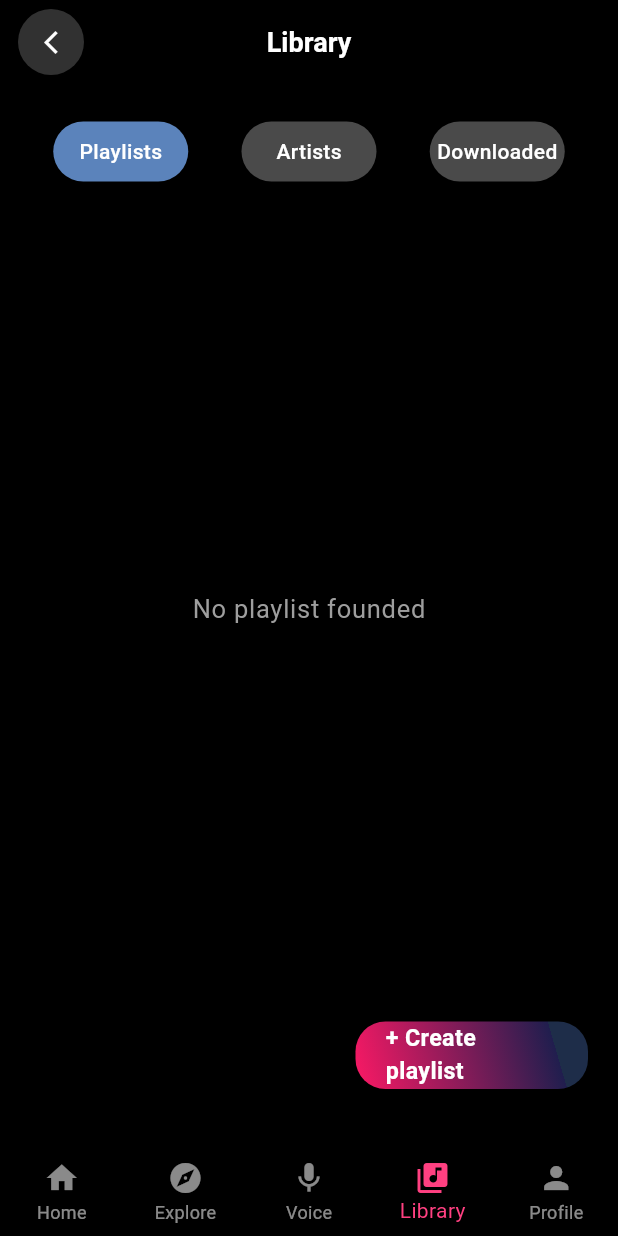
After one commit to JagadishAtelier/soul-square, a Flutter app: the PlaylistScreen screen opened directly, item 4 of the bottom bar chosen, after a tap on the "arrow back ios new" icon, on a phone screen of 412 x 824 dp. The commit adds this screen. Run offline on Flutter 3.47's test engine with Material 3 defaults, Android fonts, the phone set to English and light mode, and no system bars; our stand-ins replace bootstrap_icons.

Commit message:
updated aplay list flow

```diff
--- a/lib/components/bottom_nav.dart
+++ b/lib/components/bottom_nav.dart
@@ -1,6 +1,6 @@
 import 'package:flutter/material.dart';
 import '../screens/music_player_ui.dart'; // Adjust if needed
-
+import '../screens/playlist_screen.dart';
 class BottomNavBar extends StatefulWidget {
   const BottomNavBar({super.key});
 
@@ -21,6 +21,14 @@ class _BottomNavBarState extends State<BottomNavBar> {
       Navigator.push(
         context,
         MaterialPageRoute(builder: (context) => const MusicPlayerFullScreen()),
+      );
+      // No need to reset index after returning
+    }
+    if (index == 3) {
+      // Navigate to Music Player
+      Navigator.push(
+        context,
+        MaterialPageRoute(builder: (context) => const PlaylistScreen()),
       );
       // No need to reset index after returning
     }
--- /dev/null
+++ b/lib/screens/playlist_screen.dart
@@ -0,0 +1,169 @@
+import 'package:flutter/material.dart';
+import '../components/bottom_nav.dart';
+import 'playlist_name_screen.dart'; // Update path if needed
+import 'dart:developer' as developer;
+
+class PlaylistScreen extends StatefulWidget {
+  const PlaylistScreen({super.key});
+
+  @override
+  State<PlaylistScreen> createState() => _PlaylistScreenState();
+}
+
+class _PlaylistScreenState extends State<PlaylistScreen> {
+  int selectedTabIndex = 0;
+
+  final List<String> tabs = ['Playlists', 'Artists', 'Downloaded'];
+
+  @override
+  Widget build(BuildContext context) {
+    return Scaffold(
+      backgroundColor: Colors.black,
+      appBar: AppBar(
+        backgroundColor: Colors.black,
+        elevation: 0,
+        leading: Padding(
+          padding: const EdgeInsets.only(left: 12.0),
+          child: GestureDetector(
+            onTap: () {
+              Navigator.pop(context);
+            },
+            child: Container(
+              height: 30,
+              width: 30,
+              decoration: const BoxDecoration(
+                color: Color(0xFF313131),
+                shape: BoxShape.circle,
+              ),
+              child: const Icon(
+                Icons.arrow_back_ios_new,
+                color: Colors.white,
+                size: 18,
+              ),
+            ),
+          ),
+        ),
+        title: const Text(
+          'Library',
+          style: TextStyle(
+            color: Colors.white,
+            fontWeight: FontWeight.w600,
+            fontSize: 18,
+          ),
+        ),
+        centerTitle: true,
+        actions: const [
+          SizedBox(width: 42), // spacing to balance leading
+        ],
+      ),
+      body: Stack(
+        children: [
+          SafeArea(
+            child: Column(
+              children: [
+                const SizedBox(height: 20),
+                SizedBox(
+                  height: 50,
+                  child: Row(
+                    mainAxisAlignment: MainAxisAlignment.spaceEvenly,
+                    children: List.generate(tabs.length, (index) {
+                      final isSelected = selectedTabIndex == index;
+                      return GestureDetector(
+                        onTap: () {
+                          setState(() {
+                            selectedTabIndex = index;
+                          });
+                        },
+                        child: Container(
+                          height: 40,
+                          width: 90,
+                          alignment: Alignment.center,
+                          decoration: BoxDecoration(
+                            color: isSelected
+                                ? const Color(0xFF5B83BB)
+                                : const Color(0xFF4A4A4A),
+                            borderRadius: BorderRadius.circular(20),
+                          ),
+                          child: Text(
+                            tabs[index],
+                            style: const TextStyle(
+                              color: Colors.white,
+                              fontSize: 14,
+                              fontWeight: FontWeight.w500,
+                            ),
+                          ),
+                        ),
+                      );
+                    }),
+                  ),
+                ),
+                const Spacer(),
+                const SizedBox(
+                  height: 30,
+                  child: Center(
+                    child: Text(
+                      'No playlist founded',
+                      style: TextStyle(
+                        color: Colors.grey,
+                        fontSize: 17,
+                        letterSpacing: 0.5,
+                      ),
+                    ),
+                  ),
+                ),
+                const Spacer(),
+                const SizedBox(height: 80), // space for button
+              ],
+            ),
+          ),
+
+          // Positioned Create Playlist Button
+          Positioned(
+            bottom: 40,
+            right: 20,
+            child: GestureDetector(
+              onTap: () async {
+                final result = await Navigator.push(
+                  context,
+                  MaterialPageRoute(
+                    builder: (context) => const PlaylistNameScreen(),
+                  ),
+                );
+
+                if (result != null && result is String) {
+                  // You can use result as playlist name
+                  developer.log('Created Playlist: $result');
+                  // Optionally add to a list and update UI
+                }
+              },
+              child: Container(
+                height: 45,
+                width: 155,
+                alignment: Alignment.center,
+                padding: const EdgeInsets.symmetric(horizontal: 20),
+                decoration: BoxDecoration(
+                  gradient: const LinearGradient(
+                    colors: [Color(0xFFFB1965), Color(0xFF201E4E), Color(0xFF1E2D49)],
+                    begin: Alignment.bottomLeft,
+                    end: Alignment.topRight,
+                    stops: [0.0, 0.84, 0.84],
+                  ),
+                  borderRadius: BorderRadius.circular(20),
+                ),
+                child: const Text(
+                  '+ Create playlist',
+                  style: TextStyle(
+                    color: Colors.white,
+                    fontSize: 15.5,
+                    fontWeight: FontWeight.w600,
+                  ),
+                ),
+              ),
+            ),
+          ),
+        ],
+      ),
+      bottomNavigationBar: const BottomNavBar(),
+    );
+  }
+}
```
Also changed, not shown: lib/screens/add_playlist.dart (added, +62 -0 lines), lib/screens/playlist_name_screen.dart (added, +158 -0 lines).
